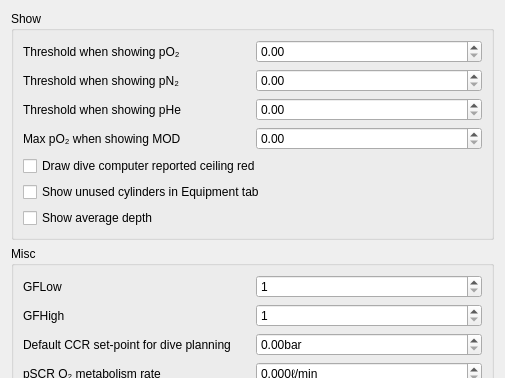
Qt form desktop-widgets/preferences/preferences_graph.ui (subsurface/subsurface) before a commit; both pictures show x 0 to 505 and y 0 to 378 of the 505 by 623 pixel window.
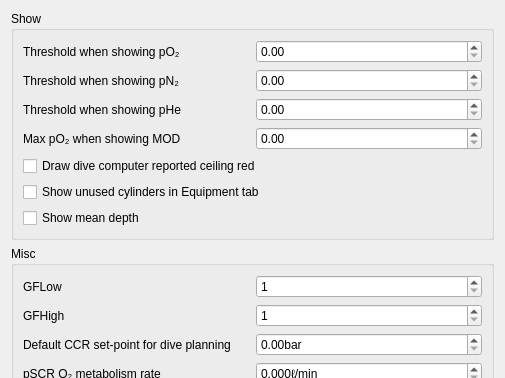
The same form after that commit.

Commit message:
Be more precise in our language: call it "mean depth"
As pointed by jwhferguson, I changed "show average depth" to "show
mean depth".

I modified file preferences_graph.ui and changed the text. This bug was
reported on fedora 22. i use ubuntu.layout and justification is nicely
displayed.

The patch also removes a no longer necessary include.

See #922

Patch:
```diff
--- a/desktop-widgets/preferences/preferences_graph.ui
+++ b/desktop-widgets/preferences/preferences_graph.ui
@@ -120,7 +120,7 @@
       <item row="6" column="0" colspan="2">
        <widget class="QCheckBox" name="show_average_depth">
         <property name="text">
-         <string>Show average depth</string>
+         <string>Show mean depth</string>
         </property>
        </widget>
       </item>
```
The commit also changes 1 other file.
